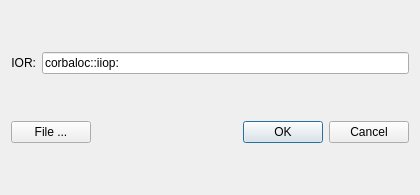
Old version of the form trunk/tools/monitor/RepoDialog.ui in the repository OpenDDS/OpenDDS.
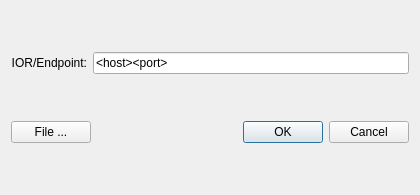
New version of the form.

Diff of the .ui file:
```diff
--- a/trunk/tools/monitor/RepoDialog.ui
+++ b/trunk/tools/monitor/RepoDialog.ui
@@ -37,7 +37,7 @@
      <item>
       <widget class="QLabel" name="label">
        <property name="text">
-        <string>IOR:</string>
+        <string>IOR/Endpoint:</string>
        </property>
        <property name="alignment">
         <set>Qt::AlignRight|Qt::AlignTrailing|Qt::AlignVCenter</set>
@@ -47,7 +47,7 @@
      <item>
       <widget class="QLineEdit" name="iorLineEdit">
        <property name="text">
-        <string>corbaloc::iiop:</string>
+        <string>&lt;host&gt;&lt;port&gt;</string>
        </property>
       </widget>
      </item>
```
